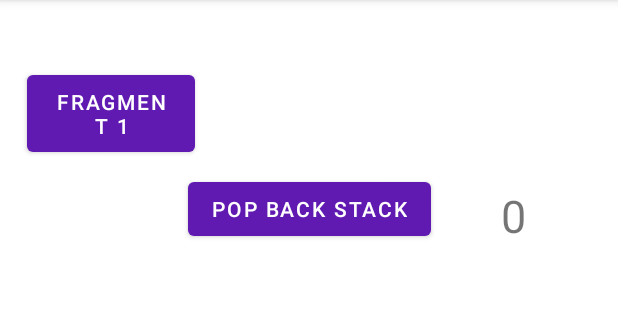
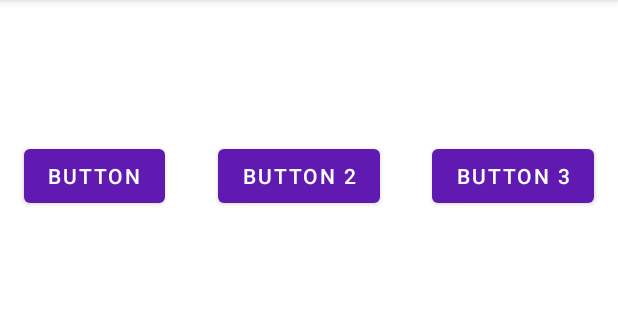
Before and after one commit to mk-sabira/project-Weather, an Android app: the screen it shows after launch (MainActivity), on a phone screen of 412 x 824 dp, the part 84-404 px from its top. Run offline under Robolectric (Android 15) with nearby library versions, the phone set to English and light mode, and no system bars.

Commit message:
lesson 39 was dicsovered

```diff
--- a/app/build.gradle
+++ b/app/build.gradle
@@ -53,4 +53,7 @@ dependencies {
 
     def fragment_version = "1.3.3"
     implementation "androidx.fragment:fragment-ktx:$fragment_version"
+
+    def rv_version = "1.1.0"
+    implementation "androidx.recyclerview:recyclerview:$rv_version"
 }
--- a/app/src/main/java/ae/tutorialapp/weather/FirstFragment.kt
+++ /dev/null
@@ -1,5 +0,0 @@
-package ae.tutorialapp.weather
-
-import androidx.fragment.app.Fragment
-
-class FirstFragment: Fragment(R.layout.fragment_first)
--- a/app/src/main/java/ae/tutorialapp/weather/MainActivity.kt
+++ b/app/src/main/java/ae/tutorialapp/weather/MainActivity.kt
@@ -2,65 +2,77 @@ package ae.tutorialapp.weather
 
 
 import android.os.Bundle
+import android.util.Log
 import android.widget.Button
-import android.widget.TextView
 import androidx.appcompat.app.AppCompatActivity
 import androidx.fragment.app.Fragment
 
 
 class MainActivity : AppCompatActivity() {
-    private lateinit var button : Button
-    private lateinit var button2 : Button
-    private lateinit var button3 : Button
-    private lateinit var textView: TextView
-    private lateinit var popButton: Button
 
+
+    lateinit var button: Button
+    lateinit var button2: Button
+    lateinit var button3: Button
     override fun onCreate(savedInstanceState: Bundle?) {
         super.onCreate(savedInstanceState)
         setContentView(R.layout.activity_main)
+        Log.i(INFO_TAG, "onCreate")
 
-        button = findViewById(R.id.button)
-        button2 = findViewById(R.id.button2)
-        button3 = findViewById(R.id.button3)
-        textView = findViewById(R.id.textView2)
-        popButton = findViewById(R.id.backStack)
 
-        setFragment()
-    }
+        button = findViewById<Button>(R.id.button)
+        button2 = findViewById<Button>(R.id.button2)
+        button3 = findViewById<Button>(R.id.button3)
 
-    private fun setFragment() {
-        textView.text = supportFragmentManager.backStackEntryCount.toString()
-
-        supportFragmentManager.addOnBackStackChangedListener {
-            textView.text = supportFragmentManager.backStackEntryCount.toString()
-        }
-        button.setOnClickListener{
-            addFragment(FirstFragment())
-        }
-
-        button2.setOnClickListener{
-            addFragment(SecondFragment())
-        }
-        button3.setOnClickListener{
-            addFragment(ThirdFragment())
-        }
-        popButton.setOnClickListener{
-            supportFragmentManager.popBackStack(0, 0)
-        }
-
+        setClick()
 
     }
 
-    private fun addFragment(fragment: Fragment){
-        val transaction = supportFragmentManager.beginTransaction()
+    private fun setClick() {
+        button.setOnClickListener {
+            addFragment(FragmentA())
+        }
+        button2.setOnClickListener {
+            addFragment(FragmentB())
+        }
+    }
+
+    private fun addFragment(fragment: Fragment) {
+        supportFragmentManager
+            .beginTransaction()
+            .replace(R.id.container, fragment)
+            .addToBackStack(null)
+            .commit()
+    }
+
+    override fun onStart() {
+        Log.i(INFO_TAG, "onStart")
+        super.onStart()
+    }
+
+    override fun onResume() {
+        Log.i(INFO_TAG, "onResume")
+        super.onResume()
+    }
+
+    override fun onPause() {
+        Log.i(INFO_TAG, "onPause")
+        super.onPause()
+    }
+
+    override fun onStop() {
+        Log.i(INFO_TAG, "onStop")
+        super.onStop()
+    }
+
+    override fun onDestroy() {
+        Log.i(INFO_TAG, "onDestroy")
+        super.onDestroy()
+    }
 
 
-            transaction.run {
-                replace(R.id.container, fragment)
-                addToBackStack(null)
-                commit()
-            }
-
+    companion object{
+        const val INFO_TAG = "MainActivity"
     }
 
 
--- a/app/src/main/java/ae/tutorialapp/weather/SecondFragment.kt
+++ /dev/null
@@ -1,5 +0,0 @@
-package ae.tutorialapp.weather
-
-import androidx.fragment.app.Fragment
-
-class SecondFragment: Fragment(R.layout.fragment_second)
--- a/app/src/main/java/ae/tutorialapp/weather/ThirdFragment.kt
+++ /dev/null
@@ -1,5 +0,0 @@
-package ae.tutorialapp.weather
-
-import androidx.fragment.app.Fragment
-
-class ThirdFragment: Fragment(R.layout.fragment_third)
--- a/app/src/main/res/layout/activity_main.xml
+++ b/app/src/main/res/layout/activity_main.xml
@@ -11,72 +11,48 @@
 
     <androidx.fragment.app.FragmentContainerView
         android:id="@+id/container"
-        android:layout_width="match_parent"
-        android:layout_height="0dp"
-        android:layout_marginTop="8dp"
+        android:layout_width="325dp"
+        android:layout_height="337dp"
+        android:layout_marginBottom="196dp"
         app:layout_constraintBottom_toBottomOf="parent"
         app:layout_constraintEnd_toEndOf="parent"
-        app:layout_constraintStart_toStartOf="parent"
-        app:layout_constraintTop_toBottomOf="@+id/backStack" />
+        app:layout_constraintStart_toStartOf="parent" />
 
     <Button
         android:id="@+id/button"
-        android:layout_width="112dp"
-        android:layout_height="63dp"
-        android:layout_marginTop="44dp"
-        android:text="Fragment 1"
+        android:layout_width="wrap_content"
+        android:layout_height="wrap_content"
+        android:layout_marginStart="16dp"
+        android:text="Button"
+        app:layout_constraintBottom_toTopOf="@+id/container"
         app:layout_constraintEnd_toStartOf="@+id/button2"
         app:layout_constraintHorizontal_bias="0.5"
-        app:layout_constraintHorizontal_chainStyle="spread"
+        app:layout_constraintHorizontal_chainStyle="spread_inside"
         app:layout_constraintStart_toStartOf="parent"
         app:layout_constraintTop_toTopOf="parent" />
 
     <Button
+        android:id="@+id/button2"
+        android:layout_width="wrap_content"
+        android:layout_height="wrap_content"
+        android:text="Button 2"
+        app:layout_constraintBottom_toTopOf="@+id/container"
+        app:layout_constraintEnd_toStartOf="@+id/button3"
+        app:layout_constraintHorizontal_bias="0.5"
+        app:layout_constraintStart_toEndOf="@+id/button"
+        app:layout_constraintTop_toTopOf="parent" />
+
+    <Button
         android:id="@+id/button3"
-        android:layout_width="117dp"
-        android:layout_height="62dp"
-        android:layout_marginTop="92dp"
-        android:text="Fragment 3"
-        app:layout_constraintBottom_toBottomOf="@+id/button2"
+        android:layout_width="wrap_content"
+        android:layout_height="wrap_content"
+        android:layout_marginEnd="16dp"
+        android:text="Button 3"
+        app:layout_constraintBottom_toTopOf="@+id/container"
         app:layout_constraintEnd_toEndOf="parent"
         app:layout_constraintHorizontal_bias="0.5"
         app:layout_constraintStart_toEndOf="@+id/button2"
-        app:layout_constraintTop_toTopOf="@+id/button2"
-        app:layout_constraintVertical_bias="1.0" />
+        app:layout_constraintTop_toTopOf="parent" />
 
-    <Button
-        android:id="@+id/button2"
-        android:layout_width="110dp"
-        android:layout_height="62dp"
-
-        android:layout_marginTop="92dp"
-        android:text="Fragment 2"
-        app:layout_constraintBottom_toBottomOf="@+id/button"
-        app:layout_constraintEnd_toStartOf="@+id/button3"
-        app:layout_constraintHorizontal_bias="0.5"
-        app:layout_constraintStart_toEndOf="@+id/button"
-        app:layout_constraintTop_toTopOf="@+id/button"
-        app:layout_constraintVertical_bias="1.0" />
-
-    <Button
-        android:id="@+id/backStack"
-        android:layout_width="wrap_content"
-        android:layout_height="0dp"
-        android:layout_marginTop="8dp"
-        android:text="Pop Back Stack"
-        app:layout_constraintEnd_toEndOf="parent"
-        app:layout_constraintStart_toStartOf="parent"
-        app:layout_constraintTop_toBottomOf="@+id/button" />
-
-    <TextView
-        android:id="@+id/textView2"
-        android:layout_width="wrap_content"
-        android:layout_height="wrap_content"
-        android:layout_marginTop="16dp"
-        android:textSize="30sp"
-        app:layout_constraintEnd_toEndOf="parent"
-        app:layout_constraintHorizontal_bias="0.435"
-        app:layout_constraintStart_toEndOf="@+id/backStack"
-        app:layout_constraintTop_toBottomOf="@+id/button2" />
 
 </androidx.constraintlayout.widget.ConstraintLayout>
```
Also changed, not shown: app/src/main/java/ae/tutorialapp/weather/FragmentA.kt (added, +83 -0 lines), app/src/main/java/ae/tutorialapp/weather/FragmentB.kt (added, +12 -0 lines), app/src/main/res/layout/fragment_a.xml (renamed from app/src/main/res/layout/fragment_second.xml, +3 -5 lines), app/src/main/res/layout/fragment_b.xml (added, +16 -0 lines), app/src/main/res/layout/fragment_first.xml (deleted, +0 -21 lines), app/src/main/res/layout/fragment_third.xml (deleted, +0 -21 lines).
